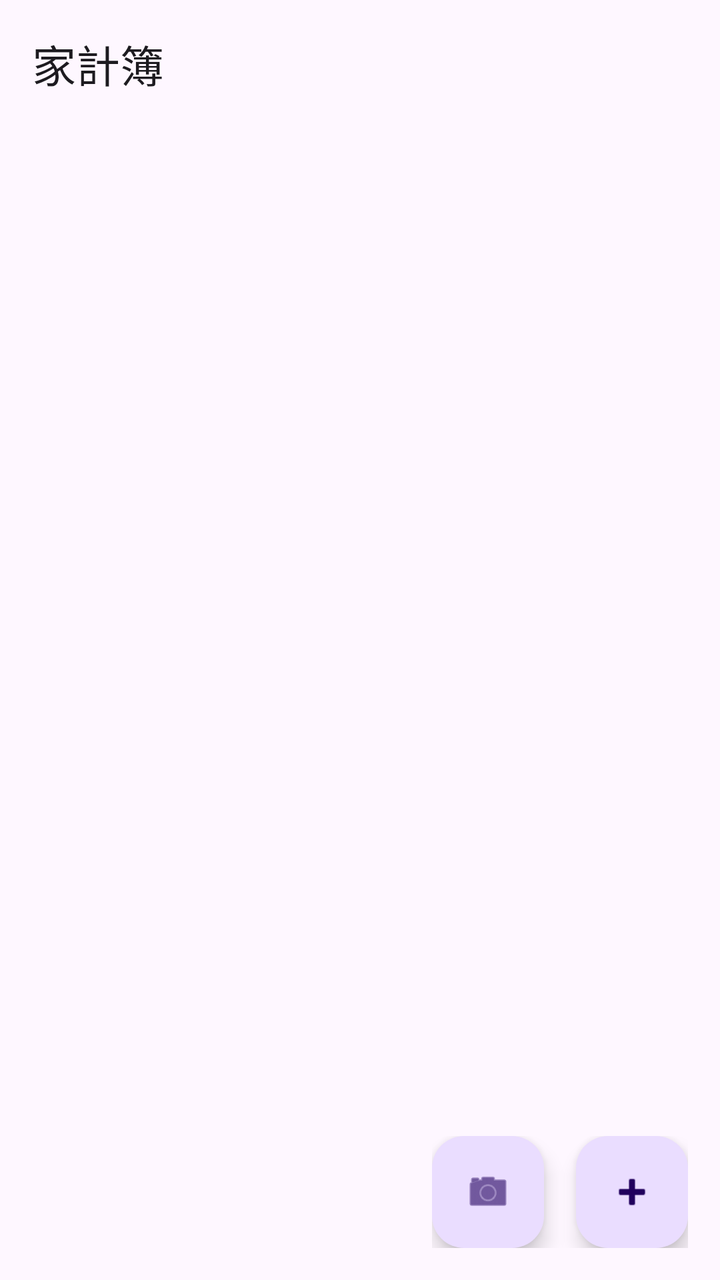
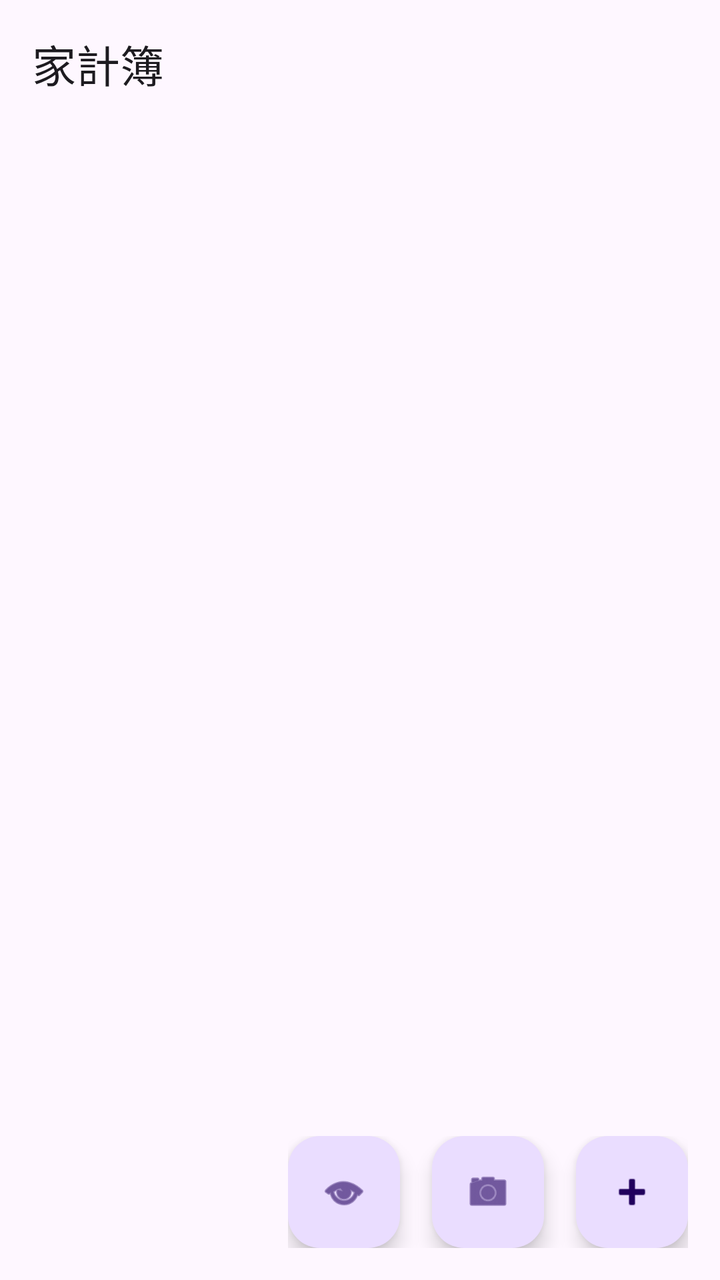

Two renders of the same Android screen: before a commit and after it. Below are the layout's source before the change and the commit's diff.
<!-- AndroidManifest.xml: application theme Theme.budget -->
<!-- res/layout/activity_main.xml -->
<?xml version="1.0" encoding="utf-8"?>
<androidx.coordinatorlayout.widget.CoordinatorLayout
    xmlns:android="http://schemas.android.com/apk/res/android"
    xmlns:app="http://schemas.android.com/apk/res-auto"
    android:layout_width="match_parent"
    android:layout_height="match_parent">

    <com.google.android.material.appbar.AppBarLayout
        android:layout_width="match_parent"
        android:layout_height="wrap_content">

        <com.google.android.material.appbar.MaterialToolbar
            android:id="@+id/toolbar"
            android:layout_width="match_parent"
            android:layout_height="?attr/actionBarSize"
            app:title="家計簿" />
    </com.google.android.material.appbar.AppBarLayout>

    <androidx.recyclerview.widget.RecyclerView
        android:id="@+id/recycler"
        android:layout_width="match_parent"
        android:layout_height="match_parent"
        android:clipToPadding="false"
        android:paddingTop="4dp"
        android:paddingBottom="96dp"
        android:scrollbars="vertical"
        app:layout_behavior="@string/appbar_scrolling_view_behavior" />

    
    <LinearLayout
        android:layout_width="wrap_content"
        android:layout_height="wrap_content"
        android:layout_gravity="bottom|end"
        android:layout_margin="16dp"
        android:gravity="center_vertical"
        android:orientation="horizontal">

        <com.google.android.material.floatingactionbutton.FloatingActionButton
            android:id="@+id/fab_capture"
            android:layout_width="wrap_content"
            android:layout_height="wrap_content"
            android:layout_marginEnd="16dp"
            android:contentDescription="対象アプリを指定して取り込み"
            android:src="@android:drawable/ic_menu_camera"
            app:fabSize="mini" />

        <com.google.android.material.floatingactionbutton.FloatingActionButton
            android:id="@+id/fab_add"
            android:layout_width="wrap_content"
            android:layout_height="wrap_content"
            android:contentDescription="レコード追加"
            android:src="@android:drawable/ic_input_add" />
    </LinearLayout>

</androidx.coordinatorlayout.widget.CoordinatorLayout>
<!-- resources referenced by this layout -->
<resources>
  <style name="Theme.budget" parent="Theme.Material3.DayNight.NoActionBar">
          <item name="android:statusBarColor">?attr/colorPrimary</item>
      </style>
</resources>

<!-- the commit's change to res/layout/activity_main.xml (unified diff, before → after) -->
@@ -36,6 +36,15 @@
         android:orientation="horizontal">
 
         <com.google.android.material.floatingactionbutton.FloatingActionButton
+            android:id="@+id/fab_float"
+            android:layout_width="wrap_content"
+            android:layout_height="wrap_content"
+            android:layout_marginEnd="16dp"
+            android:contentDescription="フロートボタン ON/OFF"
+            android:src="@android:drawable/ic_menu_view"
+            app:fabSize="mini" />
+
+        <com.google.android.material.floatingactionbutton.FloatingActionButton
             android:id="@+id/fab_capture"
             android:layout_width="wrap_content"
             android:layout_height="wrap_content"
